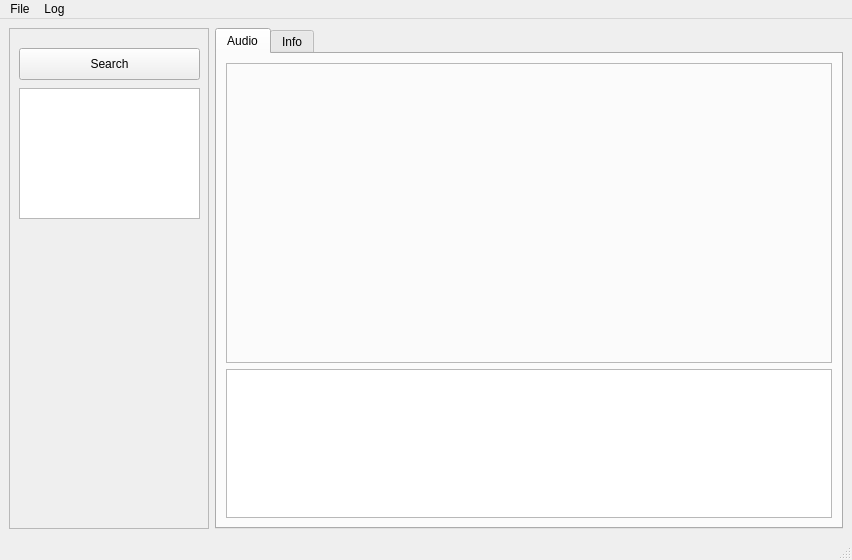
Qt form software/wiz-iot-gui/ui/ui_main.ui (chcbaram/wiznet-iot-speaker) before a commit.
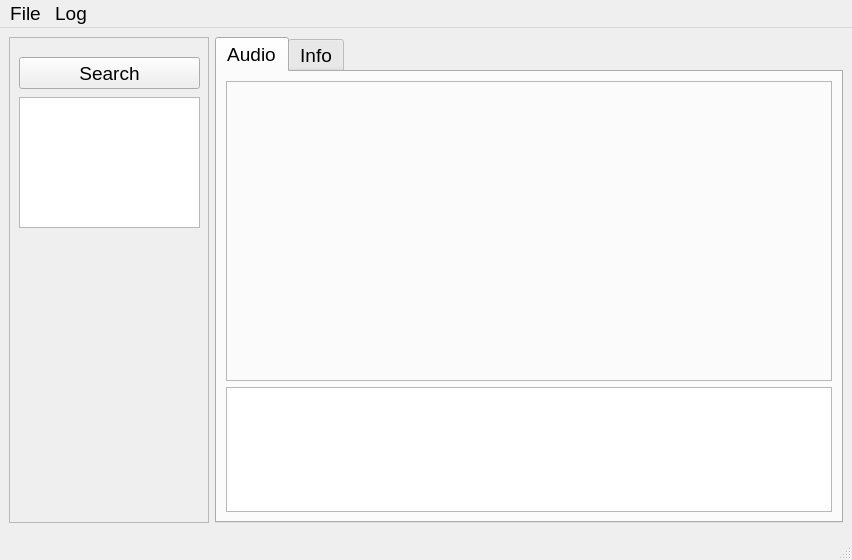
The same form after that commit.

Commit message: UI 폰트 사이즈 변경

```diff
--- a/software/wiz-iot-gui/ui/ui_main.ui
+++ b/software/wiz-iot-gui/ui/ui_main.ui
@@ -10,6 +10,11 @@
     <height>560</height>
    </rect>
   </property>
+  <property name="font">
+   <font>
+    <pointsize>14</pointsize>
+   </font>
+  </property>
   <property name="windowTitle">
    <string>WIZ-IOT-GUI</string>
   </property>
```
The commit also changes 2 other files.
